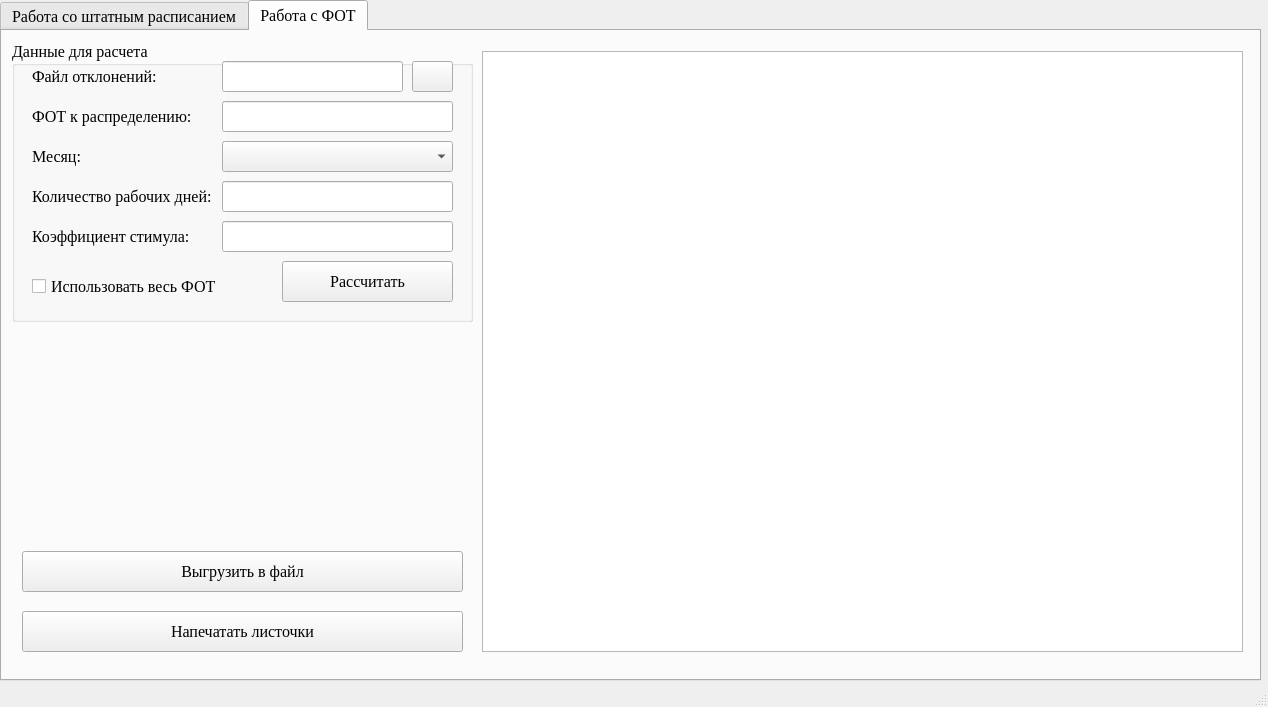
First picture: the form in gui/MainWindow.ui, repository Pheeneek/Salary, before the edit.
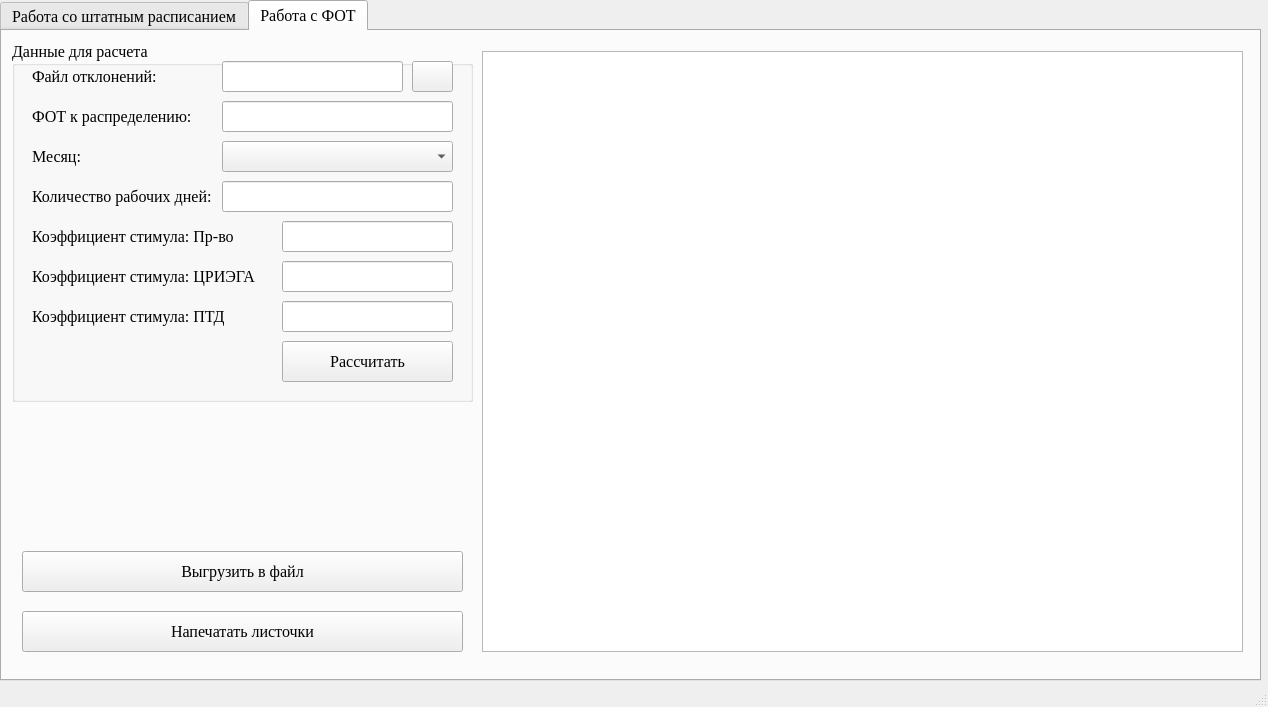
Second picture: the form after the edit.

```diff
--- a/gui/MainWindow.ui
+++ b/gui/MainWindow.ui
@@ -573,7 +573,7 @@
         <x>10</x>
         <y>10</y>
         <width>461</width>
-        <height>281</height>
+        <height>361</height>
        </rect>
       </property>
       <property name="title">
@@ -646,12 +646,12 @@
         <rect>
          <x>20</x>
          <y>180</y>
-         <width>221</width>
+         <width>241</width>
          <height>31</height>
         </rect>
        </property>
        <property name="text">
-        <string>Коэффициент стимула:</string>
+        <string>Коэффициент стимула: Пр-во</string>
        </property>
       </widget>
       <widget class="QLineEdit" name="file_input">
@@ -687,9 +687,9 @@
       <widget class="QLineEdit" name="stimul_input">
        <property name="geometry">
         <rect>
-         <x>210</x>
+         <x>270</x>
          <y>180</y>
-         <width>231</width>
+         <width>171</width>
          <height>31</height>
         </rect>
        </property>
@@ -710,24 +710,31 @@
         <string/>
        </property>
       </widget>
-      <widget class="QCheckBox" name="use_all_fot">
+      <widget class="QLineEdit" name="stimul_input_gidr">
        <property name="geometry">
         <rect>
-         <x>20</x>
-         <y>230</y>
-         <width>241</width>
+         <x>270</x>
+         <y>220</y>
+         <width>171</width>
          <height>31</height>
         </rect>
        </property>
-       <property name="text">
-        <string>Использовать весь ФОТ</string>
+      </widget>
+      <widget class="QLineEdit" name="stimul_input_ptd">
+       <property name="geometry">
+        <rect>
+         <x>270</x>
+         <y>260</y>
+         <width>171</width>
+         <height>31</height>
+        </rect>
        </property>
       </widget>
       <widget class="QPushButton" name="count_button">
        <property name="geometry">
         <rect>
          <x>270</x>
-         <y>220</y>
+         <y>300</y>
          <width>171</width>
          <height>41</height>
         </rect>
@@ -736,14 +743,40 @@
         <string>Рассчитать</string>
        </property>
       </widget>
+      <widget class="QLabel" name="stimul_label_gidr">
+       <property name="geometry">
+        <rect>
+         <x>20</x>
+         <y>220</y>
+         <width>241</width>
+         <height>31</height>
+        </rect>
+       </property>
+       <property name="text">
+        <string>Коэффициент стимула: ЦРИЭГА</string>
+       </property>
+      </widget>
+      <widget class="QLabel" name="stimul_label_ptd">
+       <property name="geometry">
+        <rect>
+         <x>20</x>
+         <y>260</y>
+         <width>241</width>
+         <height>31</height>
+        </rect>
+       </property>
+       <property name="text">
+        <string>Коэффициент стимула: ПТД</string>
+       </property>
+      </widget>
      </widget>
      <widget class="QLabel" name="message_label">
       <property name="geometry">
        <rect>
         <x>20</x>
-        <y>300</y>
+        <y>390</y>
         <width>441</width>
-        <height>191</height>
+        <height>121</height>
        </rect>
       </property>
       <property name="text">
```
Left out of the diff: 4 changed lines with no effect on the pictures.
